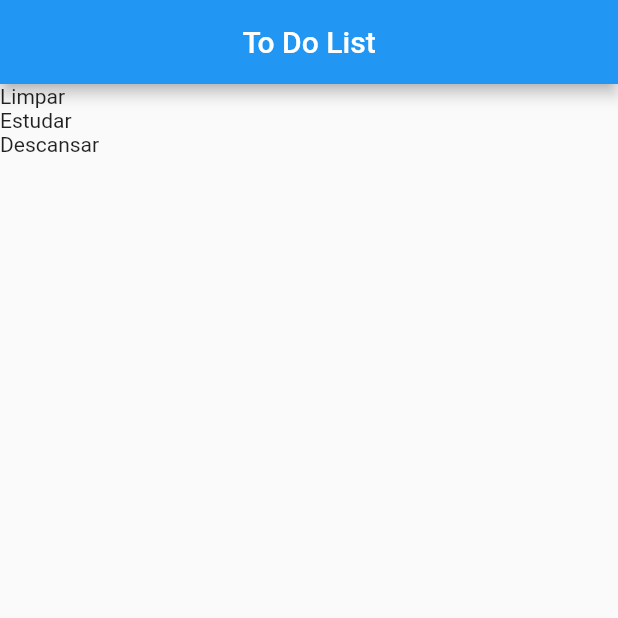
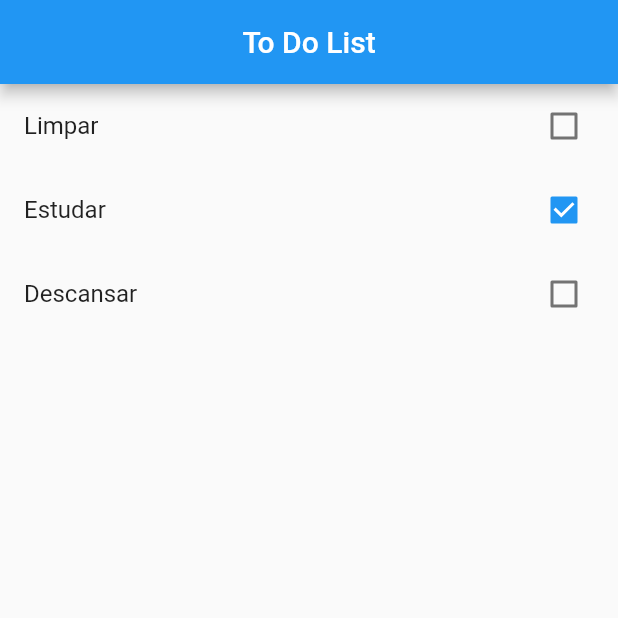
Before and after one commit to rafaelbatistaroque/curso_flutter_todolist_baltaio, a Flutter app: the screen it shows after launch, on a phone screen of 412 x 824 dp, the top half of it. Run offline on Flutter 3.47's test engine with Material 2 defaults, Android fonts, the phone set to English and light mode, and no system bars.

```diff
--- a/lib/main.dart
+++ b/lib/main.dart
@@ -44,6 +44,10 @@ class _HomePageState extends State<HomePage> {
     );
   }
 
+  Widget buildInputBoxAddTask() {
+    return FormField();
+  }
+
   Widget _buildListTask() {
     return ListView.builder(
       itemCount: widget.items.length,
@@ -52,6 +56,12 @@ class _HomePageState extends State<HomePage> {
   }
 
   Widget _buildTask(BuildContext context, int index) {
-    return Text(widget.items[index].title);
+    final item = widget.items[index];
+    return CheckboxListTile(
+      key: Key(item.title),
+      title: Text(item.title),
+      value: item.done,
+      onChanged: (value) {},
+    );
   }
 }
```
